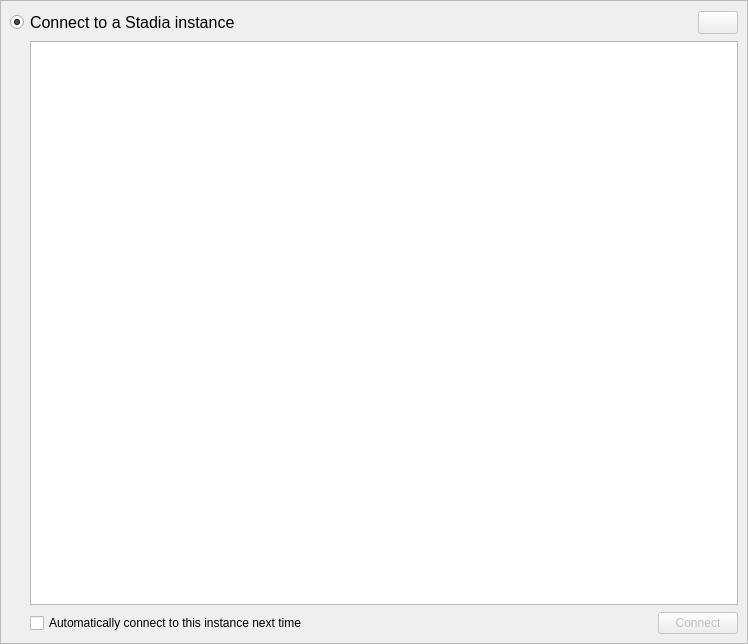
The window that src/SessionSetup/ConnectToStadiaWidget.ui (google/orbit) describes before a commit, drawn with Qt 5.
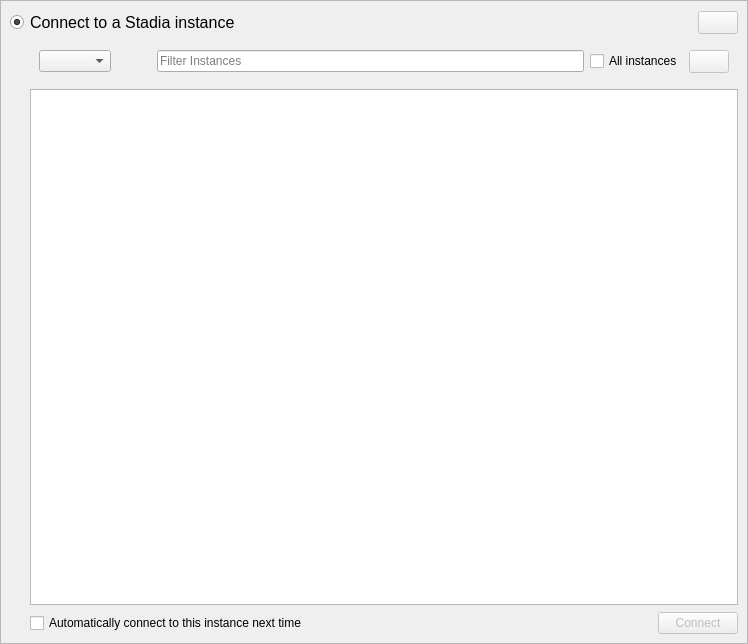
The same window after the commit. Icons and pictures are not drawn. Custom widgets are drawn as their Qt base class.

Commit message:
Add UI for project selection
http://b/199510952

What changed in the file:
```diff
--- a/src/SessionSetup/ConnectToStadiaWidget.ui
+++ b/src/SessionSetup/ConnectToStadiaWidget.ui
@@ -149,6 +149,77 @@
              <property name="spacing">
               <number>7</number>
              </property>
+             <item>
+              <widget class="QWidget" name="instancesSettingsWidget" native="true">
+               <layout class="QHBoxLayout" name="horizontalLayout_3" stretch="0,0,1,0,0">
+                <item>
+                 <widget class="QComboBox" name="comboBox"/>
+                </item>
+                <item>
+                 <spacer name="horizontalSpacer_2">
+                  <property name="orientation">
+                   <enum>Qt::Horizontal</enum>
+                  </property>
+                  <property name="sizeHint" stdset="0">
+                   <size>
+                    <width>40</width>
+                    <height>20</height>
+                   </size>
+                  </property>
+                 </spacer>
+                </item>
+                <item>
+                 <widget class="QLineEdit" name="instancesFilterLineEdit">
+                  <property name="placeholderText">
+                   <string>Filter Instances</string>
+                  </property>
+                 </widget>
+                </item>
+                <item>
+                 <widget class="QCheckBox" name="allInstancesCheckBox">
+                  <property name="toolTip">
+                   <string>Enable the --all-reserved argument for the list of instances. This shows also instances owned by others.</string>
+                  </property>
+                  <property name="text">
+                   <string>All instances</string>
+                  </property>
+                 </widget>
+                </item>
+                <item>
+                 <widget class="QPushButton" name="refreshButton_2">
+                  <property name="enabled">
+                   <bool>false</bool>
+                  </property>
+                  <property name="minimumSize">
+                   <size>
+                    <width>23</width>
+                    <height>23</height>
+                   </size>
+                  </property>
+                  <property name="baseSize">
+                   <size>
+                    <width>23</width>
+                    <height>23</height>
+                   </size>
+                  </property>
+                  <property name="toolTip">
+                   <string>Refresh instance list and projects</string>
+                  </property>
+                  <property name="accessibleName">
+                   <string>RefreshInstanceList</string>
+                  </property>
+                  <property name="icon">
+                   <iconset resource="../../icons/orbiticons.qrc">
+                    <normaloff>:/actions/refresh</normaloff>:/actions/refresh</iconset>
+                  </property>
+                  <property name="autoDefault">
+                   <bool>true</bool>
+                  </property>
+                 </widget>
+                </item>
+               </layout>
+              </widget>
+             </item>
              <item>
               <widget class="QFrame" name="frame">
                <property name="sizePolicy">
```
Left out of the diff: 2 changed lines with no effect on the pictures. The commit also changes 3 other files.
